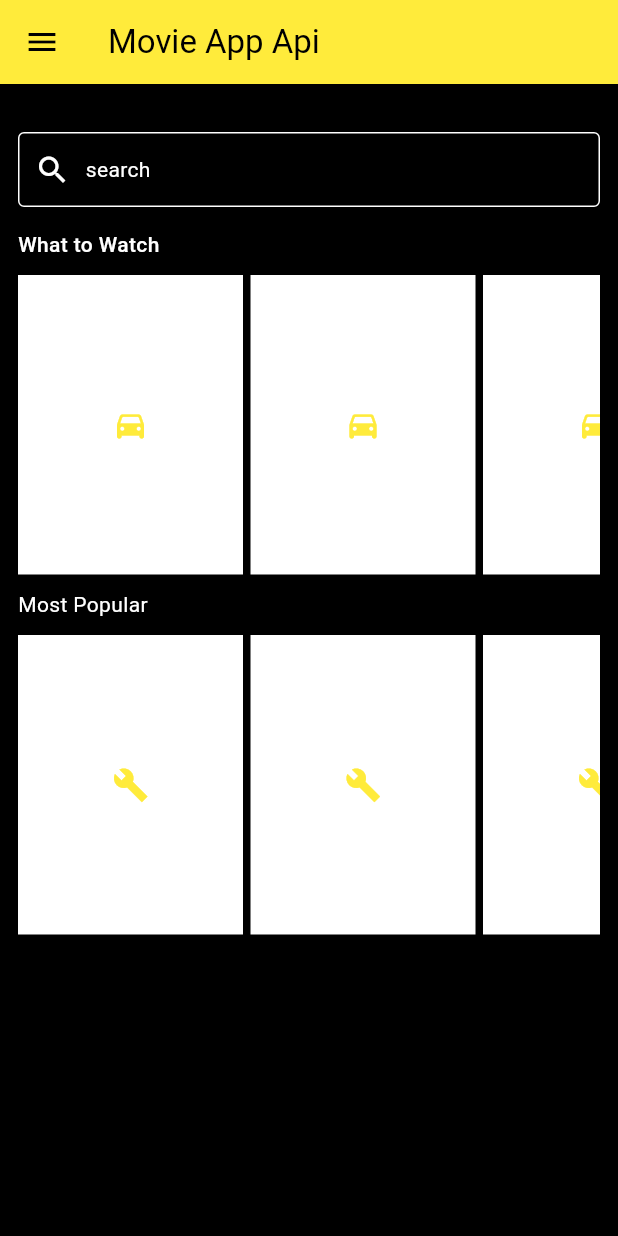
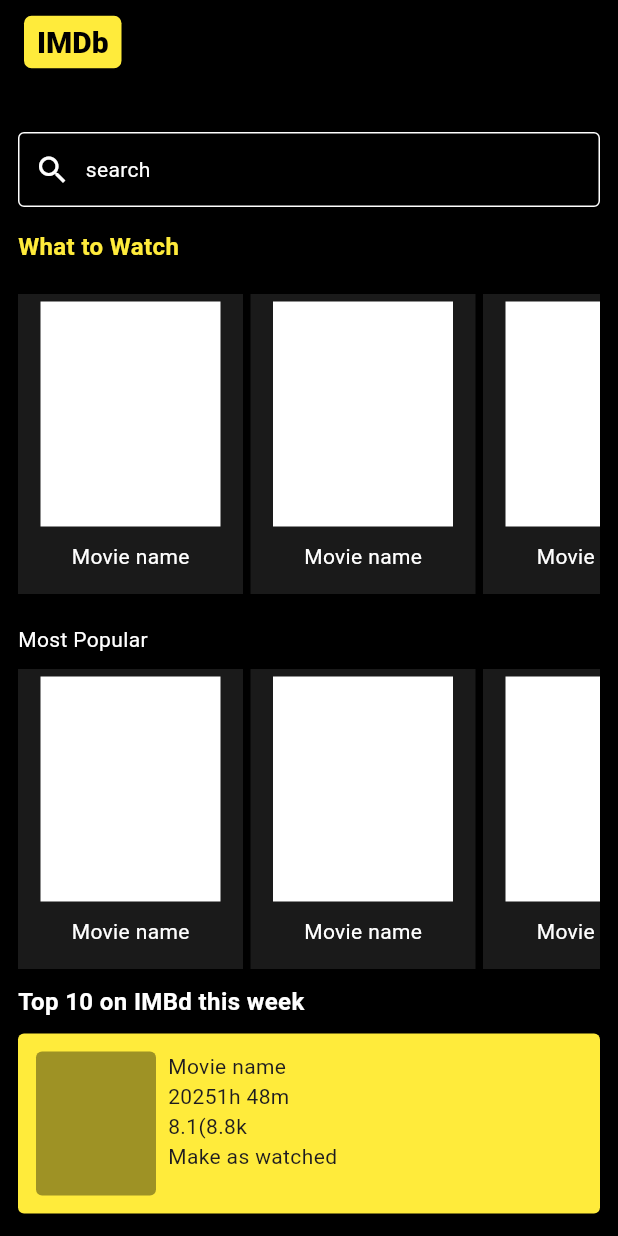
Before and after one commit to MufyDhaBeee/movies_api, a Flutter app: the screen it shows after launch, on a phone screen of 412 x 824 dp. Run offline on Flutter 3.47's test engine with Material 3 defaults, Android fonts, the phone set to English and light mode, and no system bars; our stand-ins replace carousel_slider; network calls fail.

Commit message:
completing sample movie app ui for api integrating

```diff
--- /dev/null
+++ b/lib/model/most_popular.dart
@@ -0,0 +1,151 @@
+
+class MostPopularModel {
+  String? id;
+  String? url;
+  String? primaryTitle;
+  String? originalTitle;
+  String? type;
+  String? description;
+  String? primaryImage;
+  List<Thumbnails>? thumbnails;
+  dynamic trailer;
+  String? contentRating;
+  int? startYear;
+  dynamic endYear;
+  String? releaseDate;
+  List<String>? interests;
+  List<dynamic>? countriesOfOrigin;
+  List<dynamic>? externalLinks;
+  List<String>? spokenLanguages;
+  List<String>? filmingLocations;
+  List<ProductionCompanies>? productionCompanies;
+  int? budget;
+  int? grossWorldwide;
+  List<String>? genres;
+  bool? isAdult;
+  int? runtimeMinutes;
+  double? averageRating;
+  int? numVotes;
+  int? metascore;
+
+  MostPopularModel({this.id, this.url, this.primaryTitle, this.originalTitle, this.type, this.description, this.primaryImage, this.thumbnails, this.trailer, this.contentRating, this.startYear, this.endYear, this.releaseDate, this.interests, this.countriesOfOrigin, this.externalLinks, this.spokenLanguages, this.filmingLocations, this.productionCompanies, this.budget, this.grossWorldwide, this.genres, this.isAdult, this.runtimeMinutes, this.averageRating, this.numVotes, this.metascore});
+
+  MostPopularModel.fromJson(Map<String, dynamic> json) {
+    id = json["id"];
+    url = json["url"];
+    primaryTitle = json["primaryTitle"];
+    originalTitle = json["originalTitle"];
+    type = json["type"];
+    description = json["description"];
+    primaryImage = json["primaryImage"];
+    thumbnails = json["thumbnails"] == null ? null : (json["thumbnails"] as List).map((e) => Thumbnails.fromJson(e)).toList();
+    trailer = json["trailer"];
+    contentRating = json["contentRating"];
+    startYear = json["startYear"];
+    endYear = json["endYear"];
+    releaseDate = json["releaseDate"];
+    interests = json["interests"] == null ? null : List<String>.from(json["interests"]);
+    countriesOfOrigin = json["countriesOfOrigin"] ?? [];
+    externalLinks = json["externalLinks"] ?? [];
+    spokenLanguages = json["spokenLanguages"] == null ? null : List<String>.from(json["spokenLanguages"]);
+    filmingLocations = json["filmingLocations"] == null ? null : List<String>.from(json["filmingLocations"]);
+    productionCompanies = json["productionCompanies"] == null ? null : (json["productionCompanies"] as List).map((e) => ProductionCompanies.fromJson(e)).toList();
+    budget = json["budget"];
+    grossWorldwide = json["grossWorldwide"];
+    genres = json["genres"] == null ? null : List<String>.from(json["genres"]);
+    isAdult = json["isAdult"];
+    runtimeMinutes = json["runtimeMinutes"];
+    averageRating = json["averageRating"];
+    numVotes = json["numVotes"];
+    metascore = json["metascore"];
+  }
+
+  Map<String, dynamic> toJson() {
+    final Map<String, dynamic> _data = <String, dynamic>{};
+    _data["id"] = id;
+    _data["url"] = url;
+    _data["primaryTitle"] = primaryTitle;
+    _data["originalTitle"] = originalTitle;
+    _data["type"] = type;
+    _data["description"] = description;
+    _data["primaryImage"] = primaryImage;
+    if(thumbnails != null) {
+      _data["thumbnails"] = thumbnails?.map((e) => e.toJson()).toList();
+    }
+    _data["trailer"] = trailer;
+    _data["contentRating"] = contentRating;
+    _data["startYear"] = startYear;
+    _data["endYear"] = endYear;
+    _data["releaseDate"] = releaseDate;
+    if(interests != null) {
+      _data["interests"] = interests;
+    }
+    if(countriesOfOrigin != null) {
+      _data["countriesOfOrigin"] = countriesOfOrigin;
+    }
+    if(externalLinks != null) {
+      _data["externalLinks"] = externalLinks;
+    }
+    if(spokenLanguages != null) {
+      _data["spokenLanguages"] = spokenLanguages;
+    }
+    if(filmingLocations != null) {
+      _data["filmingLocations"] = filmingLocations;
+    }
+    if(productionCompanies != null) {
+      _data["productionCompanies"] = productionCompanies?.map((e) => e.toJson()).toList();
+    }
+    _data["budget"] = budget;
+    _data["grossWorldwide"] = grossWorldwide;
+    if(genres != null) {
+      _data["genres"] = genres;
+    }
+    _data["isAdult"] = isAdult;
+    _data["runtimeMinutes"] = runtimeMinutes;
+    _data["averageRating"] = averageRating;
+    _data["numVotes"] = numVotes;
+    _data["metascore"] = metascore;
+    return _data;
+  }
+}
+
+class ProductionCompanies {
+  String? id;
+  String? name;
+
+  ProductionCompanies({this.id, this.name});
+
+  ProductionCompanies.fromJson(Map<String, dynamic> json) {
+    id = json["id"];
+    name = json["name"];
+  }
+
+  Map<String, dynamic> toJson() {
+    final Map<String, dynamic> _data = <String, dynamic>{};
+    _data["id"] = id;
+    _data["name"] = name;
+    return _data;
+  }
+}
+
+class Thumbnails {
+  String? url;
+  int? width;
+  int? height;
+
+  Thumbnails({this.url, this.width, this.height});
+
+  Thumbnails.fromJson(Map<String, dynamic> json) {
+    url = json["url"];
+    width = json["width"];
+    height = json["height"];
+  }
+
+  Map<String, dynamic> toJson() {
+    final Map<String, dynamic> _data = <String, dynamic>{};
+    _data["url"] = url;
+    _data["width"] = width;
+    _data["height"] = height;
+    return _data;
+  }
+}
--- a/lib/view/home.dart
+++ b/lib/view/home.dart
@@ -2,6 +2,8 @@
 import 'package:carousel_slider/carousel_slider.dart';
 import 'package:movies_api/api_service.dart';
 import 'package:movies_api/model/details_model.dart';
+
+import '../model/most_popular.dart';
 
 class Home extends StatefulWidget {
   const Home({super.key});
@@ -16,14 +18,28 @@
     return Scaffold(
       backgroundColor: Colors.black,
       appBar: AppBar(
-        leading: Icon(Icons.menu, color: Colors.black),
-        backgroundColor: Colors.yellow,
-        title: Text(
-          'Movie App Api',
-          style: TextStyle(color: Colors.black),
+       // leading: Icon(Icons.menu, color: Colors.white),
+        backgroundColor: Colors.black,
+        title: Container(
+          height: 35,
+          width: 65,
+          decoration: BoxDecoration(
+            borderRadius: BorderRadius.circular(5),
+            color: Colors.yellow,
           ),
+          child: Center(
+            child: Text('IMDb', style: TextStyle(
+              color: Colors.black,
+              fontWeight: FontWeight.w900,
+              fontSize: 20,
+            ),),
           ),
-      body: Padding(
+        )
+      ),
+      body: FutureBuilder<MostPopularModel>(
+        future: fetchMostPopular(),
+        builder: (context, asyncSnapshot) {
+          return Padding(
             padding: const EdgeInsets.all(12.0),
             child: SingleChildScrollView(
               child: Column(
@@ -69,12 +85,12 @@
                   Text(
                     'What to Watch',
                     style: TextStyle(
-                  color: Color.fromRGBO(255, 255, 255, 1),
-                  fontSize: 14,
-                  fontWeight: FontWeight.w500,
+                      color: Colors.yellow,
+                      fontSize: 16,
+                      fontWeight: FontWeight.w700,
                     ),
                   ),
-              SizedBox(height: 10),
+                  SizedBox(height: 20),
                   SizedBox(
                     height: 200,
                     child: ListView.separated(
@@ -89,14 +105,27 @@
                         return Container(
                           height: 80,
                           width: 150,
-                      decoration: BoxDecoration(color: Colors.white),
-                      child: Icon(Icons.directions_car_rounded, color: Colors.yellow,),
+                          decoration: BoxDecoration(color: Colors.white10),
+                          child: Column(
+                            children: [
+                              SizedBox(height: 5,),
+                             Container(
+                               height: 150,
+                               width: 120,
+                               decoration: BoxDecoration(
+                                 color: Color.fromRGBO(255, 255, 255, 1),
+                               ),
+                             ),
+                              SizedBox(height: 10,),
+                              Text('Movie name', style: TextStyle(color: Colors.white),),
+                            ],
+                          ),
                         );
                       },
                     ),
                   ),
                   SizedBox(
-                height: 10,
+                    height: 20,
                   ),
                   Text('Most Popular', style: TextStyle(
                     color: Color.fromRGBO(255, 255, 255, 1),
@@ -116,16 +145,76 @@
                         return Container(
                           height: 80,
                           width: 150,
-                      decoration: BoxDecoration(color: Colors.white),
-                      child: Icon(Icons.build_sharp, color: Colors.yellow,),
+                          decoration: BoxDecoration(color: Colors.white10),
+                          child: Column(
+                            children: [
+                              SizedBox(height: 5,),
+                              Container(
+                                height: 150,
+                                width: 120,
+                                decoration: BoxDecoration(
+                                  color: Color.fromRGBO(255, 255, 255, 1),
+                                ),
+                              ),
+                              SizedBox(height: 10,),
+                              Text('Movie name', style: TextStyle(color: Colors.white),),
+                            ],
+                          ),
                         );
                       },
                     ),
                   ),
+                  SizedBox(height: 10,),
+                  Text('Top 10 on IMBd this week', style: TextStyle(
+                    color: Colors.white,
+                    fontSize: 16,
+                    fontWeight: FontWeight.w600,
+                  ),),
+                  SizedBox(height: 10,),
+                  Container(
+                    height: 120,
+                    width: MediaQuery.of(context).size.width,
+                    decoration: BoxDecoration(
+                      borderRadius: BorderRadius.circular(4),
+                      color: Colors.yellow,
+                    ),
+                    child: Padding(
+                      padding: const EdgeInsets.all(12.0),
+                      child: Row(
+                        children: [
+                          Container(
+                            height: 100,
+                            width: 80,
+                            decoration: BoxDecoration(
+                              color: Colors.black38,
+                              borderRadius: BorderRadius.circular(4),
+                            ),
+                          ),
+                          SizedBox(width: 8,),
+                          Column(
+                            crossAxisAlignment: CrossAxisAlignment.start,
+                            children: [
+                              Text('Movie name'),
+                              Row(
+                                children: [
+                                  Text('2025'),
+                                  Text('1h 48m'),
+                                ],
+                              ),
+                              Text('8.1(8.8k'),
+                              Text('Make as watched'),
+                            ],
+                          )
+                        ],
+                      ),
+                    ),
+                  )
 
                 ],
               ),
             ),
+          );
+        }
       ),
     );
   }
```
Also changed, not shown: lib/api_service.dart (+17 -0 lines). Lines whose indentation alone changed are shown as unchanged.
